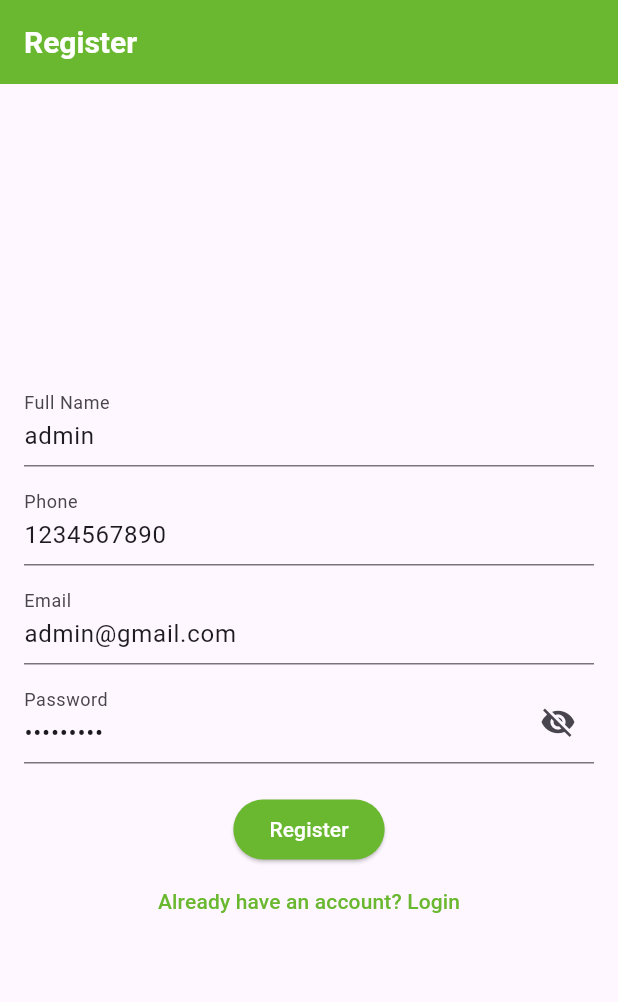
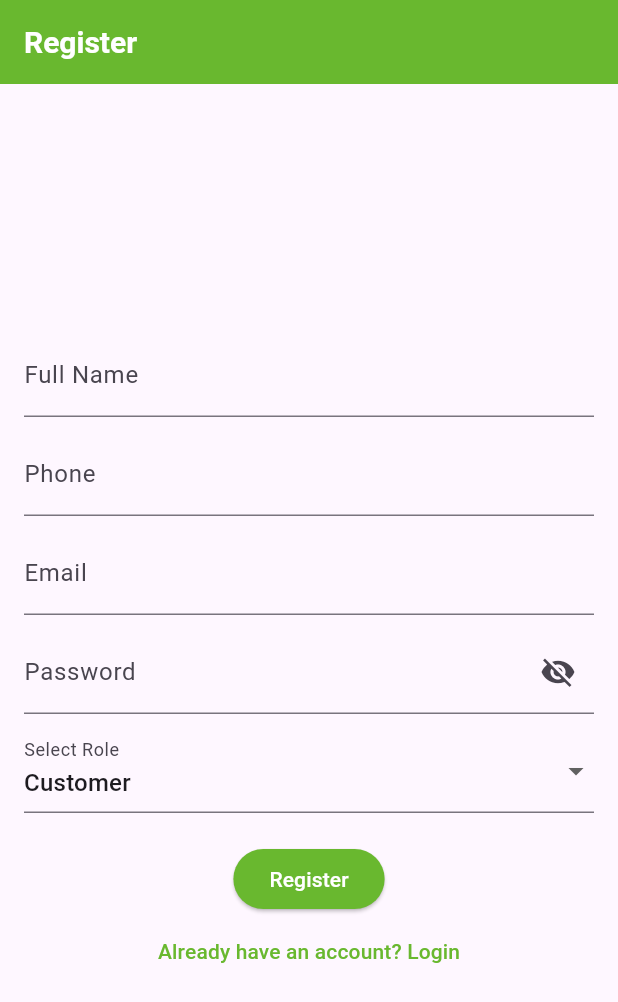
Before and after one commit to vprabhu1771/flutter_supabase_weight_bridge_record_control, a Flutter app: the RegisterScreen screen opened directly, on a phone screen of 412 x 824 dp. Shown: the top 1002 px of the screen. Run offline on Flutter 3.47's test engine with Material 3 defaults, Android fonts, the phone set to English and light mode, and no system bars; our stand-ins replace carousel_slider, flutter_dotenv, flutter_secure_storage, flutter_slidable, fluttertoast, image_picker and 4 more; accounts and stored records are empty; network calls fail.

Commit message:
Update RegisterScreen.dart

```diff
--- a/lib/screens/auth/RegisterScreen.dart
+++ b/lib/screens/auth/RegisterScreen.dart
@@ -1,9 +1,10 @@
 import 'package:flutter/material.dart';
 import 'package:flutter_secure_storage/flutter_secure_storage.dart';
+import 'package:flutter_supabase_weight_bridge_record_control/screens/HomeScreen.dart';
 import 'package:supabase_flutter/supabase_flutter.dart';
 import 'package:fluttertoast/fluttertoast.dart';
 
-import '../HomeScreen.dart';
+
 import 'LoginScreen.dart';
 
 class RegisterScreen extends StatefulWidget {
@@ -28,34 +29,37 @@ class _RegisterScreenState extends State<RegisterScreen> {
   bool _isLoading = false;
   bool _obscureText = true; // To toggle password visibility
 
+  // Role mapping
+  final Map<String, String> roleMap = {
+    'Customer': 'customer'
+  };
+
+  String selectedRoleKey = 'Customer'; // Default role
+
   @override
-  void initState() {
-    super.initState();
-    nameController.text = "admin";
-    phoneController.text = "1234567890";
-    emailController.text = "admin@gmail.com";
-    passwordController.text = "admin@123";
-  }
-
   Future<void> _signUp() async {
     if (!_formKey.currentState!.validate()) return;
     setState(() => _isLoading = true);
 
     try {
-      await supabase.auth.signUp(
-        email: emailController.text,
-        password: passwordController.text,
+      final response = await supabase.auth.signUp(
+        email: emailController.text.trim(),
+        password: passwordController.text.trim(),
         data: {
-          'name': nameController.text, // Add the name field
-          'phone': phoneController.text, // Add the phone field
+          'name': nameController.text.trim(),
+          'phone': phoneController.text.trim(),
         },
       );
 
-      Fluttertoast.showToast(msg: "Registration Successful!");
-      signIn();
+      final userId = response.user?.id;
+
+      if (userId != null) {
+        await _assignRole(userId);
+        Fluttertoast.showToast(msg: "Registration Successful!");
+        signIn();
+      }
     } catch (error) {
       Fluttertoast.showToast(msg: "Error: ${error.toString()}");
-      print("Error: ${error.toString()}");
     }
     setState(() => _isLoading = false);
   }
@@ -69,13 +73,11 @@ class _RegisterScreenState extends State<RegisterScreen> {
 
       if (response.session != null) {
         await storage.write(key: 'session', value: response.session!.accessToken);
-
         ScaffoldMessenger.of(context).showSnackBar(
           SnackBar(content: Text('Login successful!')),
         );
-
-        Navigator.pop(context);
-        Navigator.of(context).push(
+        Navigator.pushReplacement(
+          context,
           MaterialPageRoute(builder: (context) => HomeScreen(title: 'Home')),
         );
       } else {
@@ -89,6 +91,36 @@ class _RegisterScreenState extends State<RegisterScreen> {
       );
     }
   }
+
+  Future<void> _assignRole(String userId) async {
+    try {
+      print("Assigning role: ${roleMap[selectedRoleKey]} for user: $userId");
+
+      final roleQuery = await supabase
+          .from('roles')
+          .select('id')
+          .eq('name', roleMap[selectedRoleKey] as Object)
+          .maybeSingle();
+
+      if (roleQuery == null) {
+        print("Role not found: ${roleMap[selectedRoleKey]}");
+        return;
+      }
+
+      final roleId = roleQuery['id'];
+      print("Role ID: $roleId");
+
+      await supabase.from('user_roles').insert({
+        'user_id': userId,
+        'role_id': roleId,
+      });
+
+      print("Role assigned successfully");
+    } catch (error) {
+      print("Role assignment failed: $error");
+    }
+  }
+
 
   @override
   Widget build(BuildContext context) {
@@ -105,24 +137,21 @@ class _RegisterScreenState extends State<RegisterScreen> {
                 controller: nameController,
                 keyboardType: TextInputType.text,
                 decoration: InputDecoration(labelText: 'Full Name'),
-                validator: (value) =>
-                value!.isEmpty ? 'Enter a valid Full Name' : null,
+                validator: (value) => value!.isEmpty ? 'Enter a valid Full Name' : null,
               ),
               SizedBox(height: 10),
               TextFormField(
                 controller: phoneController,
                 keyboardType: TextInputType.phone,
                 decoration: InputDecoration(labelText: 'Phone'),
-                validator: (value) =>
-                value!.isEmpty ? 'Enter a valid Phone' : null,
+                validator: (value) => value!.isEmpty ? 'Enter a valid Phone' : null,
               ),
               SizedBox(height: 10),
               TextFormField(
                 controller: emailController,
                 keyboardType: TextInputType.emailAddress,
                 decoration: InputDecoration(labelText: 'Email'),
-                validator: (value) =>
-                value!.isEmpty ? 'Enter a valid email' : null,
+                validator: (value) => value!.isEmpty ? 'Enter a valid email' : null,
               ),
               SizedBox(height: 10),
               TextFormField(
@@ -139,8 +168,23 @@ class _RegisterScreenState extends State<RegisterScreen> {
                     },
                   ),
                 ),
-                validator: (value) =>
-                value!.length < 6 ? 'Password must be at least 6 characters' : null,
+                validator: (value) => value!.length < 6 ? 'Password must be at least 6 characters' : null,
+              ),
+              SizedBox(height: 10),
+              DropdownButtonFormField<String>(
+                value: selectedRoleKey,
+                items: roleMap.keys.map((String key) {
+                  return DropdownMenuItem<String>(
+                    value: key,
+                    child: Text(key),
+                  );
+                }).toList(),
+                onChanged: (newValue) {
+                  setState(() {
+                    selectedRoleKey = newValue!;
+                  });
+                },
+                decoration: InputDecoration(labelText: 'Select Role'),
               ),
               SizedBox(height: 20),
               _isLoading
```
